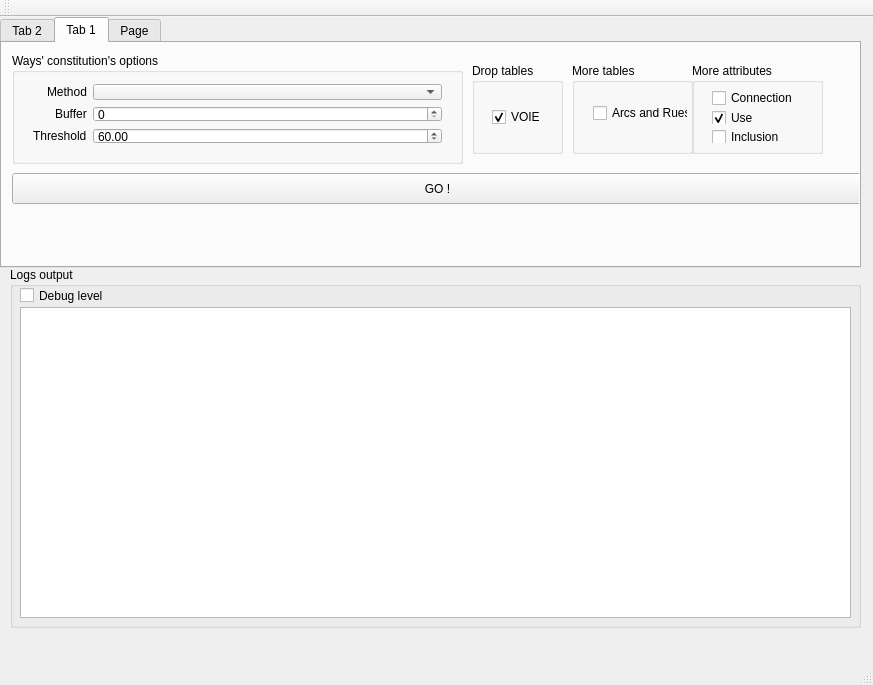
First picture: the form in src/mainwindow.ui, repository clag/morpheo, before the edit.
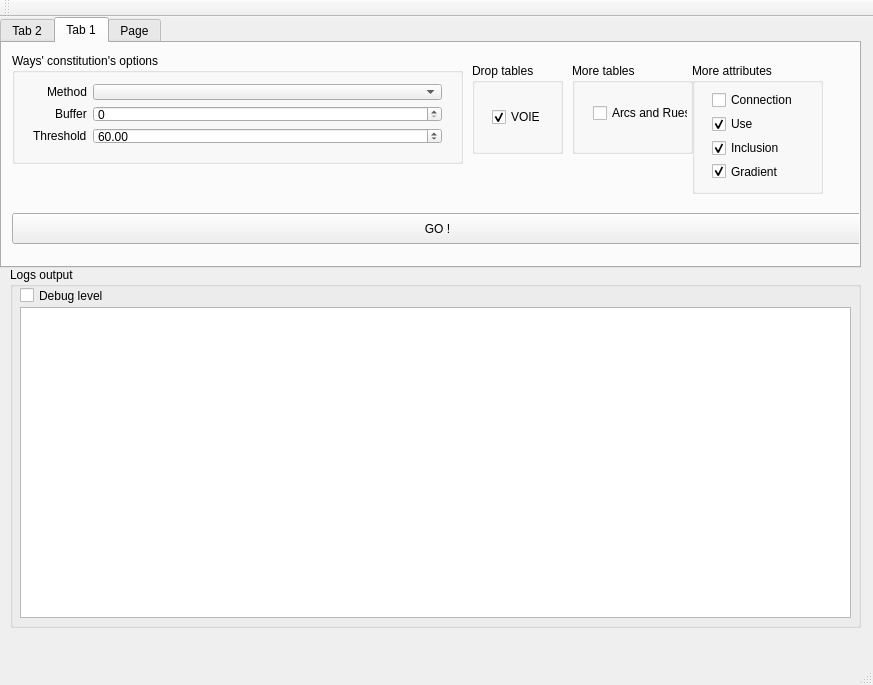
Second picture: the form after the edit. The open tabs and pages were chosen to show the change.

Commit message:
Création du gradient
plus quelques corrections....

What changed in the file:
```diff
--- a/src/mainwindow.ui
+++ b/src/mainwindow.ui
@@ -177,7 +177,7 @@
       <property name="geometry">
        <rect>
         <x>10</x>
-        <y>130</y>
+        <y>170</y>
         <width>851</width>
         <height>31</height>
        </rect>
@@ -324,7 +324,7 @@
         <x>690</x>
         <y>20</y>
         <width>131</width>
-        <height>91</height>
+        <height>131</height>
        </rect>
       </property>
       <property name="title">
@@ -336,7 +336,7 @@
          <x>9</x>
          <y>17</y>
          <width>111</width>
-         <height>74</height>
+         <height>111</height>
         </rect>
        </property>
        <layout class="QVBoxLayout" name="attributesVerticalLayout">
@@ -366,7 +366,17 @@
            <string>Inclusion</string>
           </property>
           <property name="checked">
-           <bool>false</bool>
+           <bool>true</bool>
+          </property>
+         </widget>
+        </item>
+        <item>
+         <widget class="QCheckBox" name="gradientCheckBox">
+          <property name="text">
+           <string>Gradient</string>
+          </property>
+          <property name="checked">
+           <bool>true</bool>
           </property>
          </widget>
         </item>
```
Left out of the diff: 2 changed lines with no effect on the pictures. The commit also changes 3 other files.
